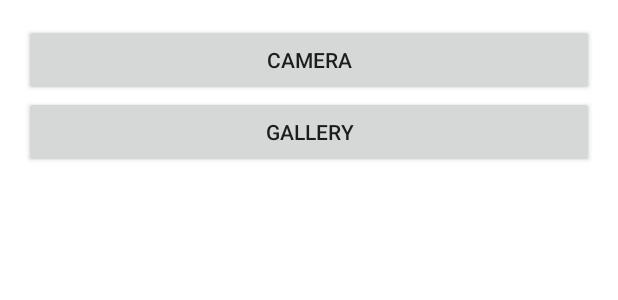
After one commit to COMP90018-W16-5/vic-market-android, an Android app: the layout bottom_sheet_layout.xml on its own in the app's theme, with its tools: preview values and no code run, on a phone screen of 412 x 824 dp. The commit adds this screen. Shown: the top 300 px of the screen. Run offline under Robolectric (Android 15) with nearby library versions, the phone set to English and light mode, and no system bars.

Commit message:
Bottom up sheet created

```diff
--- a/app/build.gradle
+++ b/app/build.gradle
@@ -65,4 +65,6 @@ dependencies {
 
     implementation 'com.karumi:dexter:6.2.1'
 
+    implementation 'com.google.android.material:material:1.3.0-alpha03'
+
 }
--- /dev/null
+++ b/app/src/main/res/layout/bottom_sheet_layout.xml
@@ -0,0 +1,20 @@
+<?xml version="1.0" encoding="utf-8"?>
+<LinearLayout xmlns:android="http://schemas.android.com/apk/res/android"
+    android:orientation="vertical"
+    android:layout_width="match_parent"
+    android:layout_height="match_parent"
+    android:layout_gravity="center_horizontal"
+    android:padding="16dp">
+
+    <Button
+        android:id="@+id/cameraBtn"
+        android:layout_width="match_parent"
+        android:layout_height="wrap_content"
+        android:text = "Camera"/>
+
+    <Button
+        android:id="@+id/galleryBtn"
+        android:layout_width="match_parent"
+        android:layout_height="wrap_content"
+        android:text = "Gallery"/>
+</LinearLayout>
```
Also changed, not shown: app/src/main/java/group/unimelb/vicmarket/activity/BottomSheetDialog.java (added, +77 -0 lines), app/src/main/java/group/unimelb/vicmarket/activity/PostActivity.java (+42 -35 lines), app/src/main/res/layout/activity_post.xml (+65 -65 lines).
